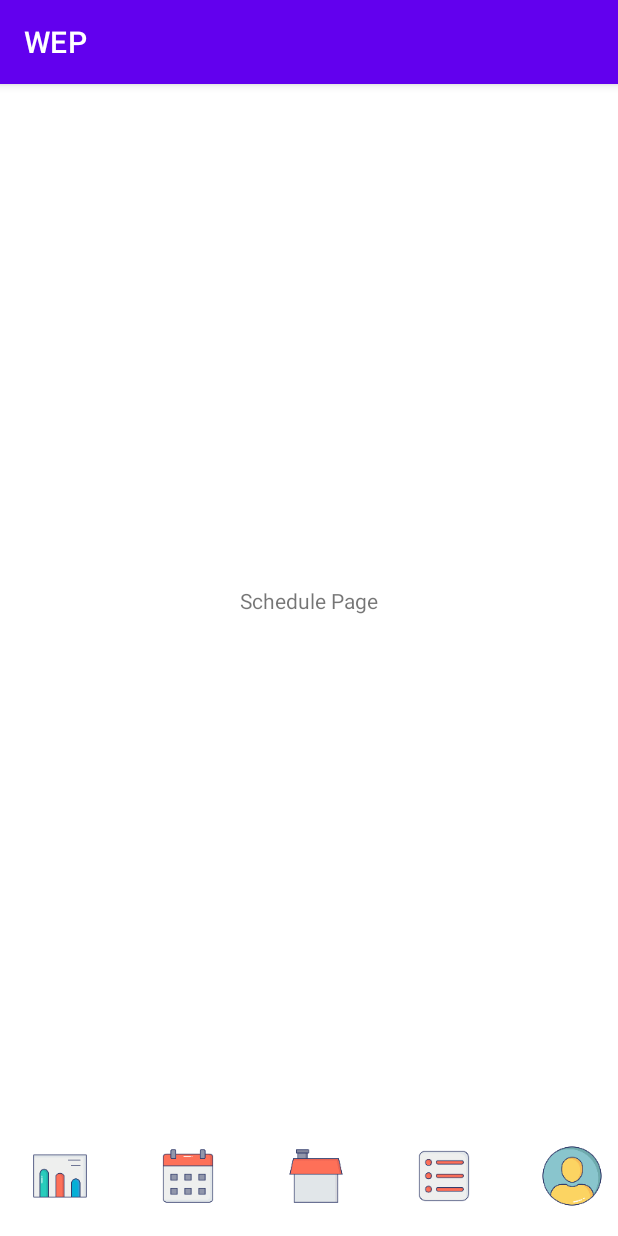
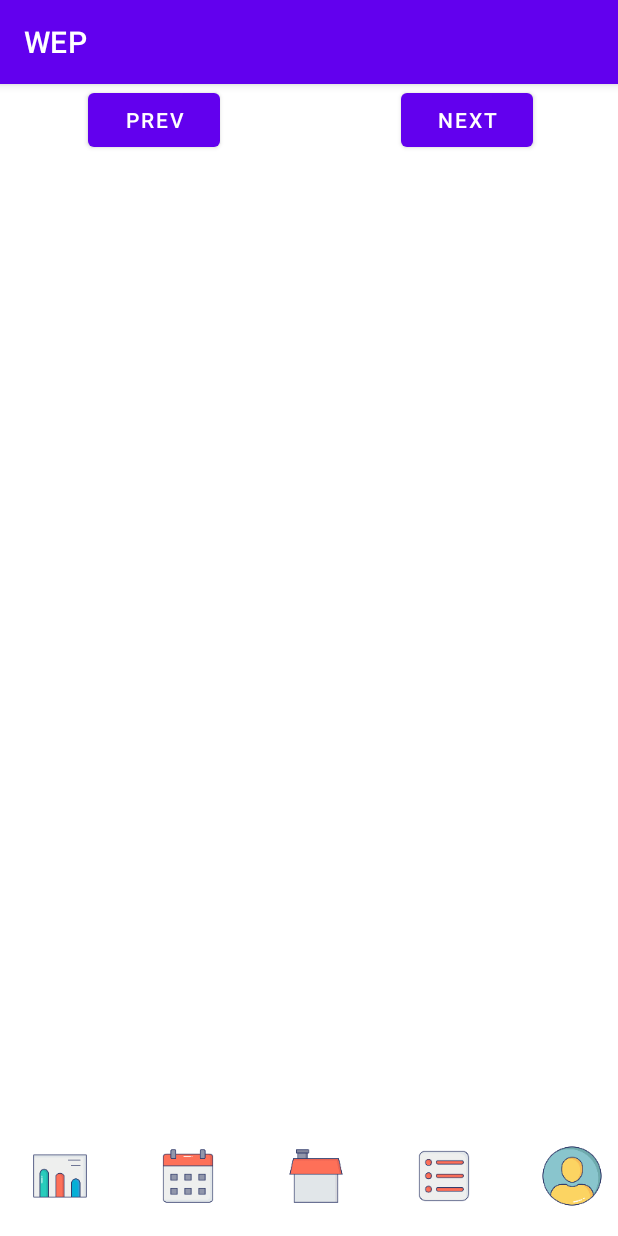
Before and after one commit to elifsagban/WEP, an Android app: the Schedule screen opened directly, with no data from a screen before it, on a phone screen of 412 x 824 dp. Run offline under Robolectric (Android 15) with nearby library versions, the phone set to English and light mode, and no system bars.

Commit message:
custom changes

```diff
--- a/app/src/main/java/com/elif/wep/SubItemController.java
+++ b/app/src/main/java/com/elif/wep/SubItemController.java
@@ -4,7 +4,6 @@ import java.util.ArrayList;
 
 public class SubItemController {
     private ArrayList<TaskChild> exampleList;
-    private ArrayList<TaskChild> initialList;
     private static SubItemController controller;
 
     public SubItemController(){
@@ -14,20 +13,14 @@ public class SubItemController {
     private ArrayList<TaskChild> initMovieList(){
         if (this.exampleList == null) {
             this.exampleList = new ArrayList<>();
-          //  exampleList.add(new TaskChild("inner-one"));
         }
         return this.exampleList;
     }
 
-    public void addSubItem(String taskName) {
-        exampleList.add(new TaskChild(taskName));
+    public void addSubItem(String taskName, String priority) {
+        exampleList.add(new TaskChild(taskName, priority));
     }
 
-    public ArrayList<TaskChild> buildInitialList() {
-        initialList = new ArrayList<TaskChild>();
-        initialList.add(new TaskChild(""));
-        return initialList;
-    }
 
     public ArrayList<TaskChild> getListOfItems() {
         return exampleList;
--- a/app/src/main/res/layout/activity_schedule.xml
+++ b/app/src/main/res/layout/activity_schedule.xml
@@ -5,6 +5,54 @@
     android:layout_width="match_parent"
     android:layout_height="match_parent"
     tools:context=".Schedule">
+
+    <androidx.constraintlayout.widget.ConstraintLayout
+        android:id="@+id/calendarLayout"
+        android:layout_width="417dp"
+        android:layout_height="145dp"
+        app:layout_constraintEnd_toEndOf="parent"
+        app:layout_constraintStart_toStartOf="parent"
+        app:layout_constraintTop_toTopOf="parent">
+
+        <Button
+            android:id="@+id/prevButton"
+            android:layout_width="wrap_content"
+            android:layout_height="wrap_content"
+            app:layout_constraintEnd_toEndOf="@id/dayAndYearText"
+            app:layout_constraintStart_toStartOf="parent"
+            app:layout_constraintTop_toTopOf="parent"
+            android:text="prev"
+            tools:layout_editor_absoluteX="2dp" />
+
+        <Button
+            android:id="@+id/nextButton"
+            android:layout_width="wrap_content"
+            android:layout_height="wrap_content"
+            app:layout_constraintEnd_toEndOf="parent"
+            app:layout_constraintStart_toEndOf="@id/dayAndYearText"
+            app:layout_constraintTop_toTopOf="parent"
+            android:text="next"
+            tools:layout_editor_absoluteX="2dp" />
+
+        <TextView
+            android:id="@+id/dayAndYearText"
+            android:layout_width="wrap_content"
+            android:layout_height="wrap_content"
+            app:layout_constraintEnd_toEndOf="@id/nextButton"
+            app:layout_constraintStart_toStartOf="@id/prevButton"
+            app:layout_constraintTop_toTopOf="parent"
+            tools:layout_editor_absoluteX="2dp" />
+
+        <androidx.recyclerview.widget.RecyclerView
+            android:id="@+id/daysRecyclerView"
+            android:layout_width="match_parent"
+            android:layout_height="match_parent"
+            app:layout_constraintEnd_toEndOf="parent"
+            app:layout_constraintStart_toStartOf="parent"
+            app:layout_constraintTop_toBottomOf="@id/dayAndYearText"
+            tools:layout_editor_absoluteX="2dp" />
+    </androidx.constraintlayout.widget.ConstraintLayout>
+
     <LinearLayout
         android:id="@+id/linearLayout"
         android:layout_width="match_parent"
@@ -46,13 +94,4 @@
             android:background="@mipmap/user_icon_foreground" />
     </LinearLayout>
 
-    <TextView
-        android:id="@+id/textView3"
-        android:layout_width="wrap_content"
-        android:layout_height="wrap_content"
-        android:text="Schedule Page"
-        app:layout_constraintBottom_toTopOf="@+id/linearLayout"
-        app:layout_constraintEnd_toEndOf="parent"
-        app:layout_constraintStart_toStartOf="parent"
-        app:layout_constraintTop_toTopOf="parent" />
 </androidx.constraintlayout.widget.ConstraintLayout>
```
Also changed, not shown: app/src/main/java/com/elif/wep/GoalList.java (+7 -0 lines).
